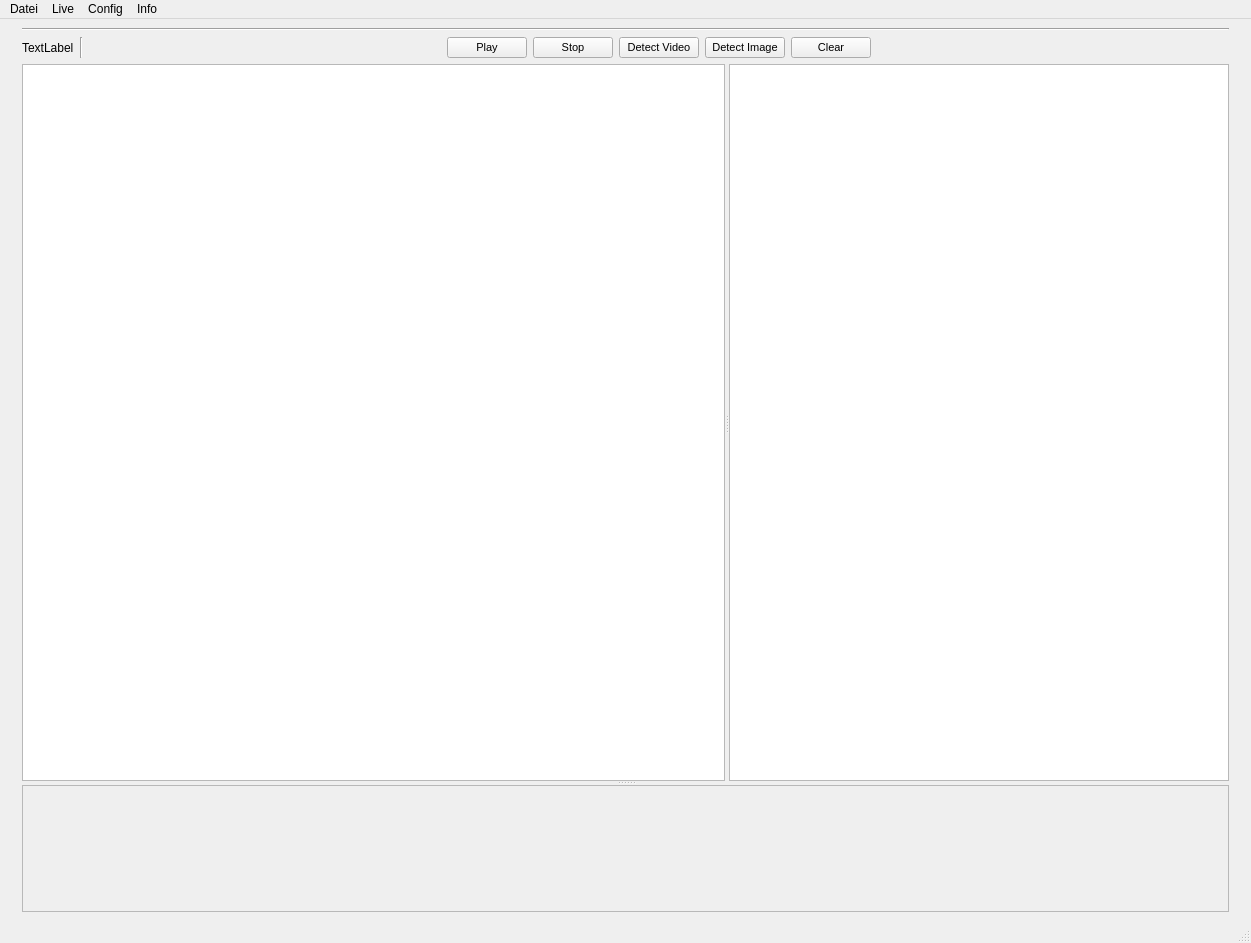
The window that verteiltes_yolov3/guiNew.ui (farbton/verteiltes_yolov3) describes before a commit, drawn with Qt 5.
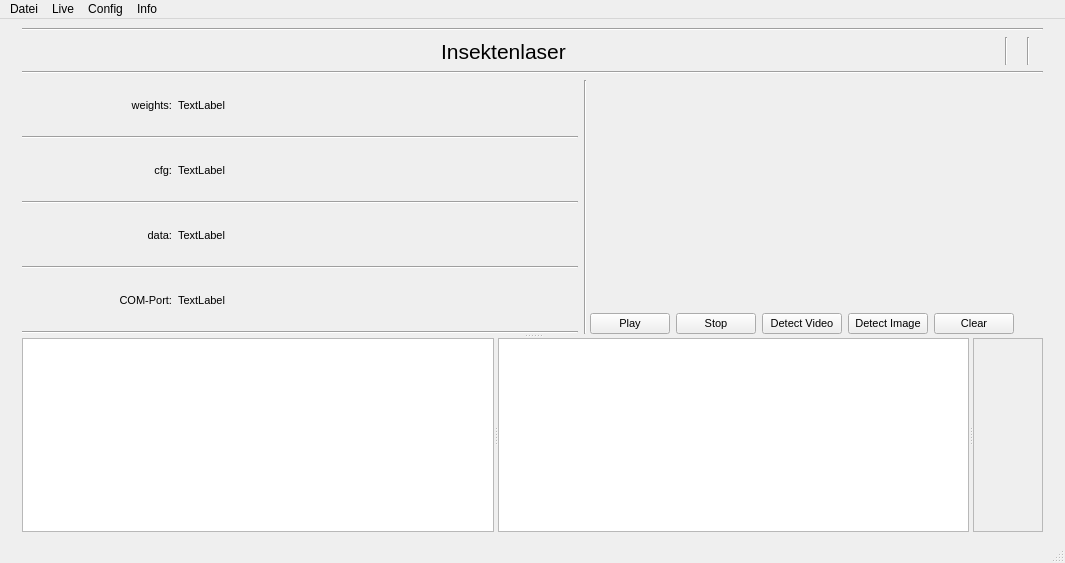
The same window after the commit. Icons and pictures are not drawn.

Diff of the .ui file:
```diff
--- a/verteiltes_yolov3/guiNew.ui
+++ b/verteiltes_yolov3/guiNew.ui
@@ -6,8 +6,8 @@
    <rect>
     <x>0</x>
     <y>0</y>
-    <width>1251</width>
-    <height>943</height>
+    <width>1065</width>
+    <height>563</height>
    </rect>
   </property>
   <property name="windowTitle">
@@ -27,9 +27,9 @@
    <enum>Qt::ToolButtonIconOnly</enum>
   </property>
   <widget class="QWidget" name="centralwidget">
-   <layout class="QGridLayout" name="gridLayout_2">
+   <layout class="QGridLayout" name="gridLayout_4">
     <item row="0" column="0">
-     <layout class="QHBoxLayout" name="horizontalLayout_2">
+     <layout class="QHBoxLayout" name="horizontalLayout_6">
       <item>
        <spacer name="horizontalSpacer_2">
         <property name="orientation">
@@ -47,6 +47,13 @@
        </spacer>
       </item>
       <item>
+       <widget class="QSplitter" name="splitter_2">
+        <property name="orientation">
+         <enum>Qt::Vertical</enum>
+        </property>
+        <widget class="QWidget" name="">
+         <layout class="QGridLayout" name="gridLayout_3">
+          <item row="0" column="0">
        <layout class="QVBoxLayout" name="verticalLayout">
         <item>
          <widget class="Line" name="line">
@@ -62,9 +69,227 @@
          </widget>
         </item>
         <item>
+             <layout class="QHBoxLayout" name="horizontalLayout_5">
+              <item>
+               <spacer name="horizontalSpacer">
+                <property name="orientation">
+                 <enum>Qt::Horizontal</enum>
+                </property>
+                <property name="sizeHint" stdset="0">
+                 <size>
+                  <width>40</width>
+                  <height>20</height>
+                 </size>
+                </property>
+               </spacer>
+              </item>
+              <item>
+               <widget class="QLabel" name="label">
+                <property name="font">
+                 <font>
+                  <pointsize>16</pointsize>
+                 </font>
+                </property>
+                <property name="text">
+                 <string>Insektenlaser</string>
+                </property>
+               </widget>
+              </item>
+              <item>
+               <spacer name="horizontalSpacer_4">
+                <property name="orientation">
+                 <enum>Qt::Horizontal</enum>
+                </property>
+                <property name="sizeHint" stdset="0">
+                 <size>
+                  <width>40</width>
+                  <height>20</height>
+                 </size>
+                </property>
+               </spacer>
+              </item>
+              <item>
+               <widget class="QLabel" name="logoBTU">
+                <property name="maximumSize">
+                 <size>
+                  <width>96</width>
+                  <height>80</height>
+                 </size>
+                </property>
+                <property name="sizeIncrement">
+                 <size>
+                  <width>0</width>
+                  <height>0</height>
+                 </size>
+                </property>
+                <property name="font">
+                 <font>
+                  <pointsize>10</pointsize>
+                 </font>
+                </property>
+                <property name="styleSheet">
+                 <string notr="true"/>
+                </property>
+                <property name="text">
+                 <string/>
+                </property>
+                <property name="pixmap">
+                 <pixmap>icons/Unbenannt-1.png</pixmap>
+                </property>
+                <property name="scaledContents">
+                 <bool>true</bool>
+                </property>
+                <property name="alignment">
+                 <set>Qt::AlignCenter</set>
+                </property>
+               </widget>
+              </item>
+              <item>
+               <widget class="Line" name="line_8">
+                <property name="orientation">
+                 <enum>Qt::Vertical</enum>
+                </property>
+               </widget>
+              </item>
+              <item>
+               <widget class="QLabel" name="logoMT">
+                <property name="maximumSize">
+                 <size>
+                  <width>186</width>
+                  <height>80</height>
+                 </size>
+                </property>
+                <property name="sizeIncrement">
+                 <size>
+                  <width>0</width>
+                  <height>0</height>
+                 </size>
+                </property>
+                <property name="text">
+                 <string/>
+                </property>
+                <property name="pixmap">
+                 <pixmap>icons/MT-Logo.png</pixmap>
+                </property>
+                <property name="scaledContents">
+                 <bool>true</bool>
+                </property>
+               </widget>
+              </item>
+              <item>
+               <widget class="Line" name="line_7">
+                <property name="orientation">
+                 <enum>Qt::Vertical</enum>
+                </property>
+               </widget>
+              </item>
+              <item>
+               <widget class="QLabel" name="logoIL">
+                <property name="maximumSize">
+                 <size>
+                  <width>80</width>
+                  <height>80</height>
+                 </size>
+                </property>
+                <property name="sizeIncrement">
+                 <size>
+                  <width>0</width>
+                  <height>0</height>
+                 </size>
+                </property>
+                <property name="baseSize">
+                 <size>
+                  <width>0</width>
+                  <height>0</height>
+                 </size>
+                </property>
+                <property name="text">
+                 <string/>
+                </property>
+                <property name="pixmap">
+                 <pixmap>icons/LogoFinalOhneHaus2.png</pixmap>
+                </property>
+                <property name="scaledContents">
+                 <bool>true</bool>
+                </property>
+               </widget>
+              </item>
+             </layout>
+            </item>
+            <item>
+             <widget class="Line" name="line_6">
+              <property name="orientation">
+               <enum>Qt::Horizontal</enum>
+              </property>
+             </widget>
+            </item>
+           </layout>
+          </item>
+          <item row="1" column="0">
+           <layout class="QGridLayout" name="gridLayout_2">
+            <item row="0" column="0" rowspan="2">
+             <layout class="QVBoxLayout" name="verticalLayout_2">
+              <item>
          <layout class="QHBoxLayout" name="horizontalLayout">
+                <item>
+                 <widget class="QLabel" name="labelWeightsName">
+                  <property name="sizePolicy">
+                   <sizepolicy hsizetype="Fixed" vsizetype="Fixed">
+                    <horstretch>0</horstretch>
+                    <verstretch>0</verstretch>
+                   </sizepolicy>
+                  </property>
+                  <property name="minimumSize">
+                   <size>
+                    <width>150</width>
+                    <height>50</height>
+                   </size>
+                  </property>
+                  <property name="maximumSize">
+                   <size>
+                    <width>150</width>
+                    <height>50</height>
+                   </size>
+                  </property>
+                  <property name="font">
+                   <font>
+                    <family>MS Shell Dlg 2</family>
+                    <pointsize>8</pointsize>
+                   </font>
+                  </property>
+                  <property name="text">
+                   <string>weights:</string>
+                  </property>
+                  <property name="alignment">
+                   <set>Qt::AlignRight|Qt::AlignTrailing|Qt::AlignVCenter</set>
+                  </property>
+                 </widget>
+                </item>
           <item>
            <widget class="QLabel" name="labelWeights">
+                  <property name="sizePolicy">
+                   <sizepolicy hsizetype="Fixed" vsizetype="Fixed">
+                    <horstretch>0</horstretch>
+                    <verstretch>0</verstretch>
+                   </sizepolicy>
+                  </property>
+                  <property name="minimumSize">
+                   <size>
+                    <width>400</width>
+                    <height>50</height>
+                   </size>
+                  </property>
+                  <property name="maximumSize">
+                   <size>
+                    <width>500</width>
+                    <height>50</height>
+                   </size>
+                  </property>
+                  <property name="font">
+                   <font>
+                    <pointsize>8</pointsize>
+                   </font>
+                  </property>
             <property name="text">
              <string>TextLabel</string>
             </property>
@@ -76,29 +301,225 @@
             </property>
            </widget>
           </item>
+               </layout>
+              </item>
+              <item>
+               <widget class="Line" name="line_3">
+                <property name="orientation">
+                 <enum>Qt::Horizontal</enum>
+                </property>
+               </widget>
+              </item>
+              <item>
+               <layout class="QHBoxLayout" name="horizontalLayout_2">
+                <item>
+                 <widget class="QLabel" name="labelCfgName">
+                  <property name="minimumSize">
+                   <size>
+                    <width>150</width>
+                    <height>50</height>
+                   </size>
+                  </property>
+                  <property name="maximumSize">
+                   <size>
+                    <width>150</width>
+                    <height>50</height>
+                   </size>
+                  </property>
+                  <property name="font">
+                   <font>
+                    <pointsize>8</pointsize>
+                   </font>
+                  </property>
+                  <property name="text">
+                   <string>cfg:</string>
+                  </property>
+                  <property name="alignment">
+                   <set>Qt::AlignRight|Qt::AlignTrailing|Qt::AlignVCenter</set>
+                  </property>
+                 </widget>
+                </item>
+                <item>
+                 <widget class="QLabel" name="labelCfg">
+                  <property name="minimumSize">
+                   <size>
+                    <width>400</width>
+                    <height>50</height>
+                   </size>
+                  </property>
+                  <property name="maximumSize">
+                   <size>
+                    <width>500</width>
+                    <height>50</height>
+                   </size>
+                  </property>
+                  <property name="font">
+                   <font>
+                    <pointsize>8</pointsize>
+                   </font>
+                  </property>
+                  <property name="text">
+                   <string>TextLabel</string>
+                  </property>
+                 </widget>
+                </item>
+               </layout>
+              </item>
           <item>
            <widget class="Line" name="line_2">
             <property name="orientation">
+                 <enum>Qt::Horizontal</enum>
+                </property>
+               </widget>
+              </item>
+              <item>
+               <layout class="QHBoxLayout" name="horizontalLayout_3">
+                <item>
+                 <widget class="QLabel" name="labelDataName">
+                  <property name="minimumSize">
+                   <size>
+                    <width>150</width>
+                    <height>50</height>
+                   </size>
+                  </property>
+                  <property name="maximumSize">
+                   <size>
+                    <width>150</width>
+                    <height>50</height>
+                   </size>
+                  </property>
+                  <property name="font">
+                   <font>
+                    <pointsize>8</pointsize>
+                   </font>
+                  </property>
+                  <property name="text">
+                   <string>data:</string>
+                  </property>
+                  <property name="alignment">
+                   <set>Qt::AlignRight|Qt::AlignTrailing|Qt::AlignVCenter</set>
+                  </property>
+                 </widget>
+                </item>
+                <item>
+                 <widget class="QLabel" name="labelData">
+                  <property name="minimumSize">
+                   <size>
+                    <width>400</width>
+                    <height>50</height>
+                   </size>
+                  </property>
+                  <property name="maximumSize">
+                   <size>
+                    <width>500</width>
+                    <height>50</height>
+                   </size>
+                  </property>
+                  <property name="font">
+                   <font>
+                    <pointsize>8</pointsize>
+                   </font>
+                  </property>
+                  <property name="text">
+                   <string>TextLabel</string>
+                  </property>
+                 </widget>
+                </item>
+               </layout>
+              </item>
+              <item>
+               <widget class="Line" name="line_5">
+                <property name="orientation">
+                 <enum>Qt::Horizontal</enum>
+                </property>
+               </widget>
+              </item>
+              <item>
+               <layout class="QHBoxLayout" name="horizontalLayout_7">
+                <item>
+                 <widget class="QLabel" name="labelComportName">
+                  <property name="minimumSize">
+                   <size>
+                    <width>150</width>
+                    <height>50</height>
+                   </size>
+                  </property>
+                  <property name="maximumSize">
+                   <size>
+                    <width>150</width>
+                    <height>50</height>
+                   </size>
+                  </property>
+                  <property name="font">
+                   <font>
+                    <pointsize>8</pointsize>
+                   </font>
+                  </property>
+                  <property name="text">
+                   <string>COM-Port:</string>
+                  </property>
+                  <property name="alignment">
+                   <set>Qt::AlignRight|Qt::AlignTrailing|Qt::AlignVCenter</set>
+                  </property>
+                 </widget>
+                </item>
+                <item>
+                 <widget class="QLabel" name="labelComport">
+                  <property name="minimumSize">
+                   <size>
+                    <width>400</width>
+                    <height>50</height>
+                   </size>
+                  </property>
+                  <property name="maximumSize">
+                   <size>
+                    <width>500</width>
+                    <height>50</height>
+                   </size>
+                  </property>
+                  <property name="font">
+                   <font>
+                    <pointsize>8</pointsize>
+                   </font>
+                  </property>
+                  <property name="text">
+                   <string>TextLabel</string>
+                  </property>
+                 </widget>
+                </item>
+               </layout>
+              </item>
+              <item>
+               <widget class="Line" name="line_9">
+                <property name="orientation">
+                 <enum>Qt::Horizontal</enum>
+                </property>
+               </widget>
+              </item>
+             </layout>
+            </item>
+            <item row="0" column="1" rowspan="2" colspan="2">
+             <widget class="Line" name="line_4">
+              <property name="orientation">
              <enum>Qt::Vertical</enum>
             </property>
            </widget>
           </item>
-          <item>
-           <spacer name="horizontalSpacer">
+            <item row="0" column="3">
+             <spacer name="horizontalSpacer_6">
             <property name="orientation">
              <enum>Qt::Horizontal</enum>
             </property>
-            <property name="sizeType">
-             <enum>QSizePolicy::Expanding</enum>
-            </property>
             <property name="sizeHint" stdset="0">
              <size>
-              <width>13</width>
-              <height>18</height>
+                <width>40</width>
+                <height>20</height>
              </size>
             </property>
            </spacer>
           </item>
+            <item row="1" column="2" colspan="2">
+             <layout class="QHBoxLayout" name="horizontalLayout_4">
           <item>
            <widget class="QPushButton" name="pushButton_play">
             <property name="enabled">
@@ -186,11 +607,10 @@
           </item>
          </layout>
         </item>
-        <item>
-         <widget class="QSplitter" name="splitter_2">
-          <property name="orientation">
-           <enum>Qt::Vertical</enum>
-          </property>
+           </layout>
+          </item>
+         </layout>
+        </widget>
           <widget class="QSplitter" name="splitter">
            <property name="orientation">
             <enum>Qt::Horizontal</enum>
@@ -216,7 +636,6 @@
              </size>
             </property>
            </widget>
-          </widget>
           <widget class="QScrollArea" name="scrollArea">
            <property name="widgetResizable">
             <bool>true</bool>
@@ -226,8 +645,8 @@
              <rect>
               <x>0</x>
               <y>0</y>
-              <width>1195</width>
-              <height>82</height>
+             <width>57</width>
+             <height>136</height>
              </rect>
             </property>
             <layout class="QGridLayout" name="gridLayout">
@@ -251,8 +670,7 @@
            </widget>
           </widget>
          </widget>
-        </item>
-       </layout>
+       </widget>
       </item>
       <item>
        <spacer name="horizontalSpacer_5">
@@ -279,7 +697,7 @@
     <rect>
      <x>0</x>
      <y>0</y>
-     <width>1251</width>
+     <width>1065</width>
      <height>20</height>
     </rect>
    </property>
```
Lines whose indentation alone changed are shown as unchanged.
